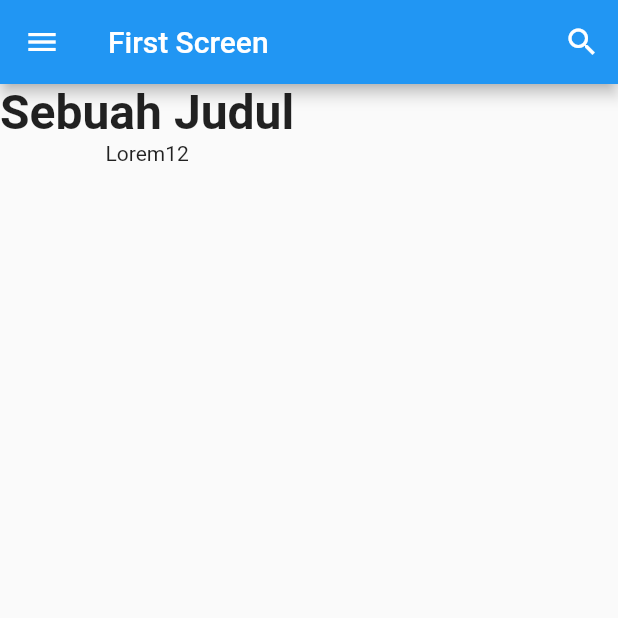
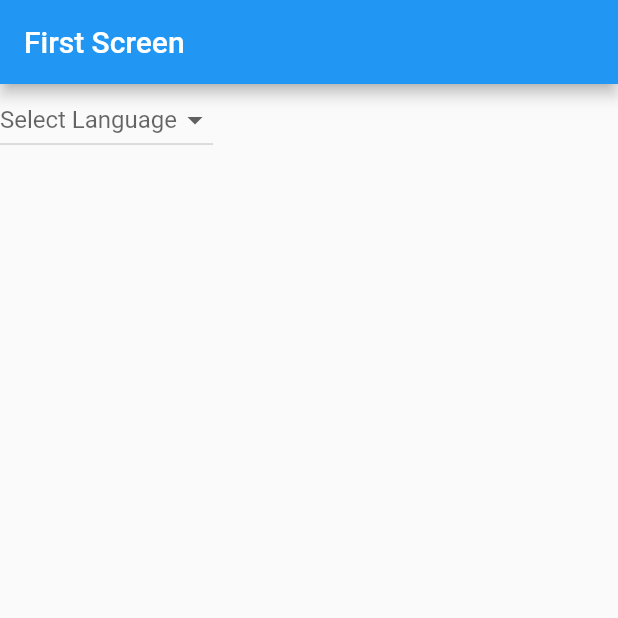
Before and after one commit to danamulyana/belajar-flutter-dasar, a Flutter app: the screen it shows after launch, on a phone screen of 412 x 824 dp, the top half of it. Run offline on Flutter 3.47's test engine with Material 2 defaults, Android fonts, the light colour scheme and no system bars.

Commit message:
Dropdown

```diff
--- a/lib/main.dart
+++ b/lib/main.dart
@@ -18,37 +18,36 @@ class MyApp extends StatelessWidget{
   }
 }
 
-class FirstScreen extends StatelessWidget{
+class FirstScreen extends StatefulWidget{
   const FirstScreen({Key? key}) : super(key: key);
+
+  @override
+  State<FirstScreen> createState() => _FirstScreenState();
+}
+
+class _FirstScreenState extends State<FirstScreen>{
+  String? language;
 
   @override
   Widget build(BuildContext context){
     return Scaffold(
       appBar: AppBar(
-        title: const Text("First Screen"),
-        actions: <Widget>[
-          IconButton(
-              icon: const Icon(
-                Icons.search,
-                color: Colors.white,
-              ),
-              onPressed: (){},
-          ),
+        title: const Text('First Screen'),
+      ),
+      body: DropdownButton<String>(
+        items: const <DropdownMenuItem<String>>[
+          DropdownMenuItem<String>(value: 'dart',child: Text('Dart')),
+          DropdownMenuItem<String>(value: 'Kotlin',child: Text('Kotlin')),
+          DropdownMenuItem<String>(value: 'Swift',child: Text('Swift')),
         ],
-        leading: IconButton(
-          icon: const Icon(
-            Icons.menu,
-            color: Colors.white,
-          ),
-          onPressed: (){},
-        ),
+        value: language,
+        hint: const Text('Select Language'),
+        onChanged: (String? value){
+          setState(() {
+            language = value;
+          });
+        },
       ),
-      body: Column(
-        children: const <Widget>[
-          Text('Sebuah Judul',style: TextStyle(fontSize: 32,fontWeight: FontWeight.bold),),
-          Text('Lorem12')
-        ],
-      )
     );
   }
 }
```
